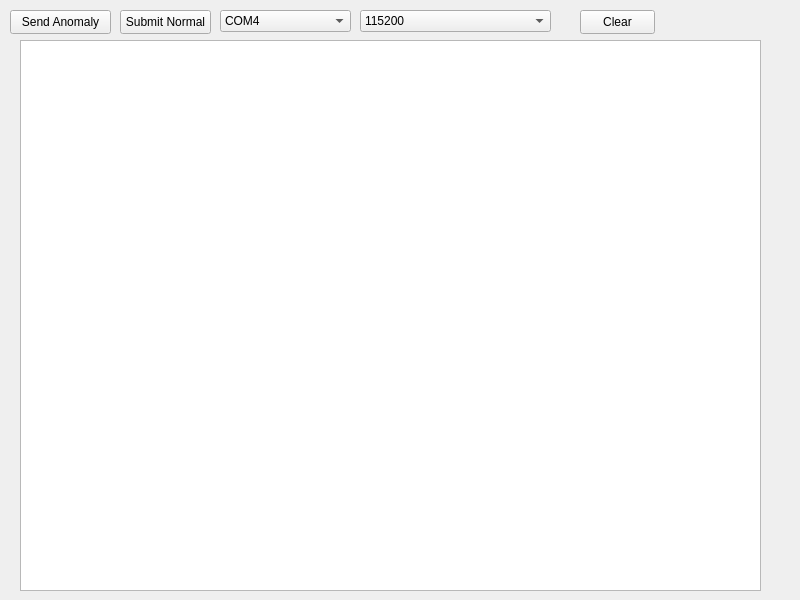
Qt form form.ui (stevemac321/NanoEdge_Client) before a commit.
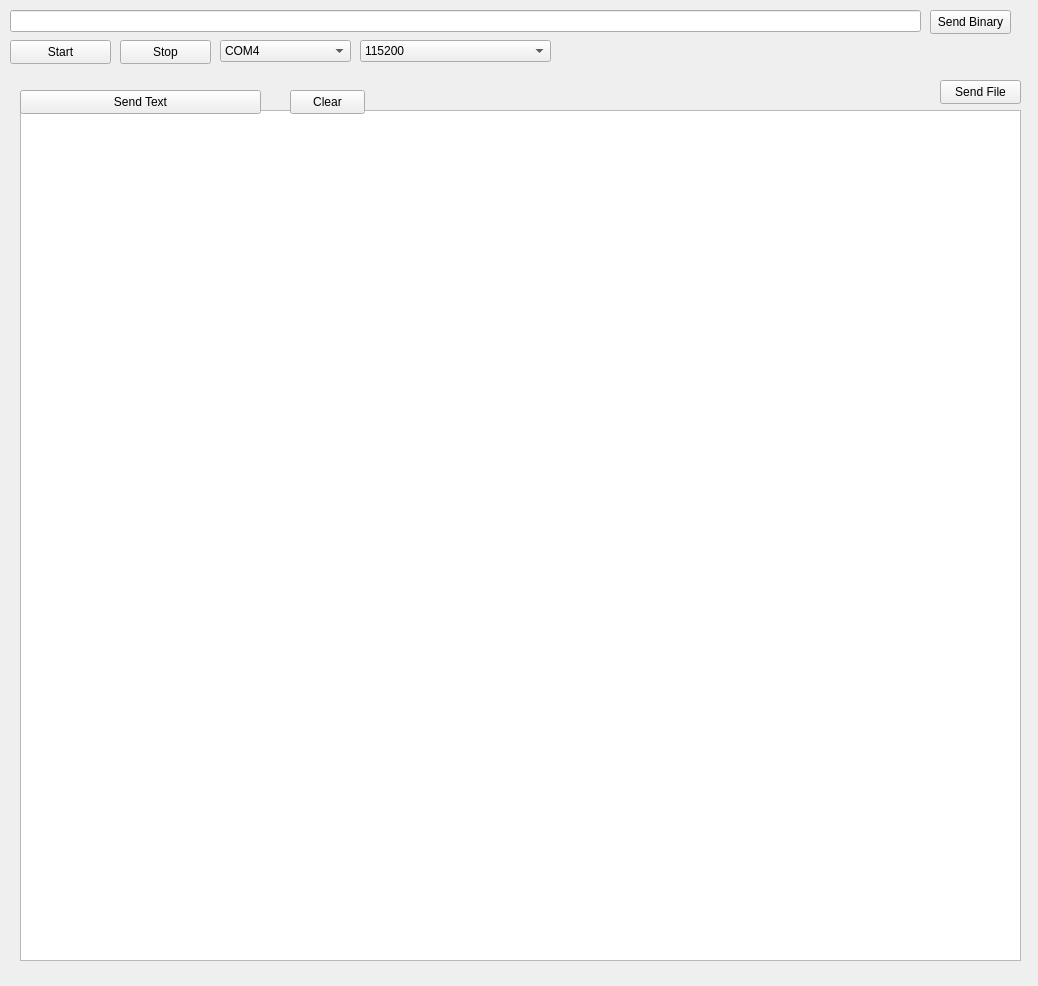
The same form after that commit.

What changed in the file:
```diff
--- a/form.ui
+++ b/form.ui
@@ -6,10 +6,16 @@
    <rect>
     <x>0</x>
     <y>0</y>
-    <width>800</width>
-    <height>600</height>
+    <width>1038</width>
+    <height>986</height>
    </rect>
   </property>
+  <property name="sizePolicy">
+   <sizepolicy hsizetype="Expanding" vsizetype="Expanding">
+    <horstretch>0</horstretch>
+    <verstretch>0</verstretch>
+   </sizepolicy>
+  </property>
   <property name="windowTitle">
    <string>Widget</string>
   </property>
@@ -17,33 +23,33 @@
    <property name="geometry">
     <rect>
      <x>120</x>
-     <y>10</y>
+     <y>40</y>
      <width>91</width>
      <height>24</height>
     </rect>
    </property>
    <property name="text">
-    <string>Submit Normal</string>
+    <string>Stop</string>
    </property>
   </widget>
   <widget class="QPushButton" name="sendAnom">
    <property name="geometry">
     <rect>
      <x>10</x>
-     <y>10</y>
+     <y>40</y>
      <width>101</width>
      <height>24</height>
     </rect>
    </property>
    <property name="text">
-    <string>Send Anomaly</string>
+    <string>Start</string>
    </property>
   </widget>
   <widget class="QComboBox" name="comboPortNumber">
    <property name="geometry">
     <rect>
      <x>220</x>
-     <y>10</y>
+     <y>40</y>
      <width>131</width>
      <height>22</height>
     </rect>
@@ -91,17 +97,29 @@
    <property name="geometry">
     <rect>
      <x>20</x>
-     <y>40</y>
-     <width>741</width>
-     <height>551</height>
+     <y>110</y>
+     <width>1001</width>
+     <height>851</height>
     </rect>
    </property>
+   <property name="sizePolicy">
+    <sizepolicy hsizetype="Expanding" vsizetype="Expanding">
+     <horstretch>0</horstretch>
+     <verstretch>0</verstretch>
+    </sizepolicy>
+   </property>
+   <property name="font">
+    <font>
+     <pointsize>18</pointsize>
+     <bold>true</bold>
+    </font>
+   </property>
   </widget>
   <widget class="QComboBox" name="comboBaud">
    <property name="geometry">
     <rect>
      <x>360</x>
-     <y>10</y>
+     <y>40</y>
      <width>191</width>
      <height>22</height>
     </rect>
@@ -135,8 +153,8 @@
   <widget class="QPushButton" name="pushClear">
    <property name="geometry">
     <rect>
-     <x>580</x>
-     <y>10</y>
+     <x>290</x>
+     <y>90</y>
      <width>75</width>
      <height>24</height>
     </rect>
@@ -145,6 +163,84 @@
     <string>Clear</string>
    </property>
   </widget>
+  <widget class="QLineEdit" name="lineEdit">
+   <property name="geometry">
+    <rect>
+     <x>10</x>
+     <y>10</y>
+     <width>911</width>
+     <height>22</height>
+    </rect>
+   </property>
+   <property name="text">
+    <string/>
+   </property>
+  </widget>
+  <widget class="QPushButton" name="pushSend">
+   <property name="geometry">
+    <rect>
+     <x>1160</x>
+     <y>10</y>
+     <width>75</width>
+     <height>24</height>
+    </rect>
+   </property>
+   <property name="text">
+    <string>Send One </string>
+   </property>
+  </widget>
+  <widget class="QPushButton" name="sendFileButton">
+   <property name="geometry">
+    <rect>
+     <x>940</x>
+     <y>80</y>
+     <width>81</width>
+     <height>24</height>
+    </rect>
+   </property>
+   <property name="text">
+    <string>Send File</string>
+   </property>
+  </widget>
+  <widget class="QPushButton" name="pushEcho">
+   <property name="geometry">
+    <rect>
+     <x>20</x>
+     <y>90</y>
+     <width>241</width>
+     <height>24</height>
+    </rect>
+   </property>
+   <property name="text">
+    <string>Send Text</string>
+   </property>
+  </widget>
+  <widget class="QPushButton" name="pushSave">
+   <property name="geometry">
+    <rect>
+     <x>1144</x>
+     <y>80</y>
+     <width>111</width>
+     <height>24</height>
+    </rect>
+   </property>
+   <property name="text">
+    <string>Save Results</string>
+   </property>
+  </widget>
+  <widget class="QPushButton" name="sendBinary">
+   <property name="geometry">
+    <rect>
+     <x>930</x>
+     <y>10</y>
+     <width>81</width>
+     <height>24</height>
+    </rect>
+   </property>
+   <property name="text">
+    <string>Send Binary</string>
+   </property>
+  </widget>
  </widget>
  <resources/>
  <connections/>
```
Left out of the diff: 4 changed lines with no effect on the pictures.
